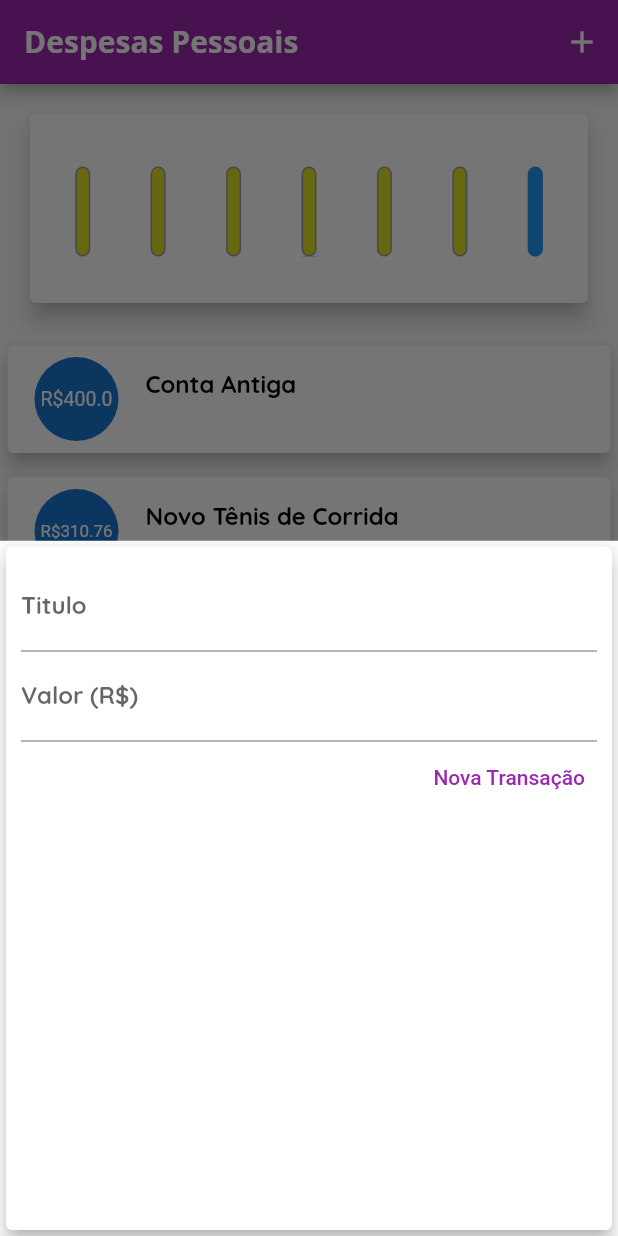
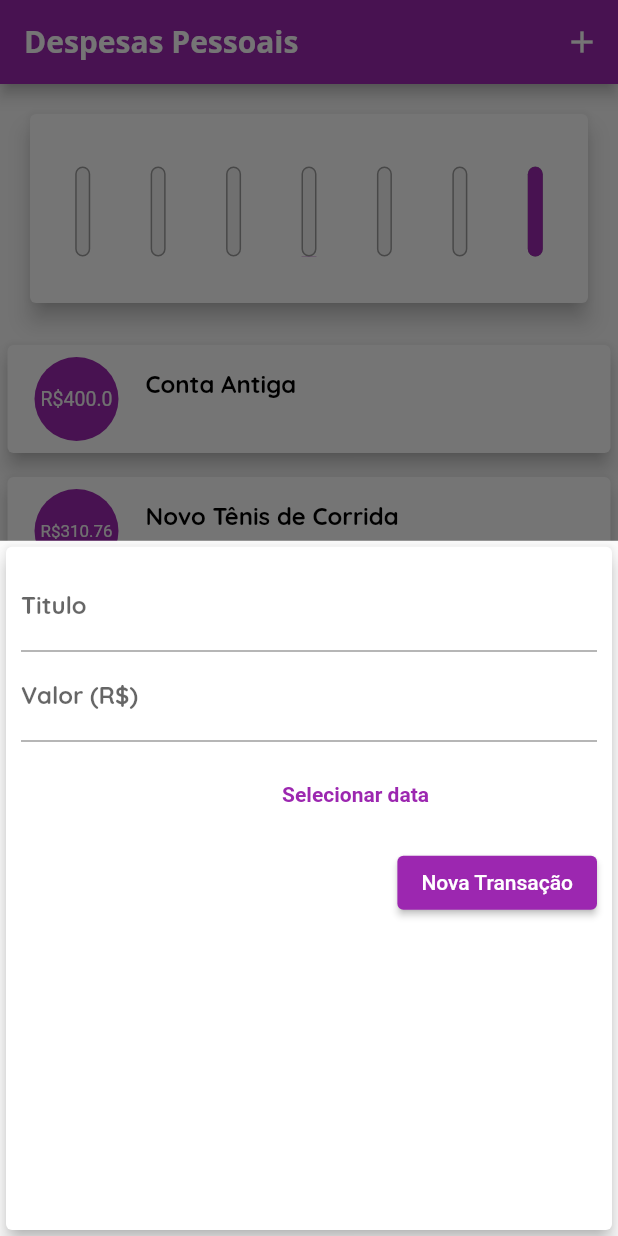
Before and after one commit to IsmaelDevMobile/expenses, a Flutter app: the screen it shows after launch, after a tap on the "add" icon, on a phone screen of 412 x 824 dp. Run offline on Flutter 3.47's test engine with Material 2 defaults, Android fonts, the phone set to English and light mode, and no system bars.

Commit message:
preparando formulário

```diff
--- a/lib/widgets/chart_bar.dart
+++ b/lib/widgets/chart_bar.dart
@@ -16,14 +16,14 @@ class ChartBar extends StatelessWidget {
   Widget build(BuildContext context) {
     return Column(
       children: <Widget>[
-        Container(
+        SizedBox(
           height: 20,
           child: FittedBox(
-            child: Text('${value.toStringAsFixed(2)}'),
+            child: Text(value.toStringAsFixed(2)),
           ),
         ),
         const SizedBox(height: 5),
-        Container(
+        SizedBox(
           height: 60,
           width: 10,
           child: Stack(
@@ -32,10 +32,10 @@ class ChartBar extends StatelessWidget {
               Container(
                 decoration: BoxDecoration(
                   border: Border.all(
-                    color: Color.fromRGBO(158, 158, 158, 1),
+                    color: const Color.fromRGBO(158, 158, 158, 1),
                     width: 1.0,
                   ),
-                  color: Color.fromARGB(220, 220, 220, 1),
+                  color: Colors.grey.shade100,
                   borderRadius: BorderRadius.circular(5),
                 ),
               ),
@@ -43,7 +43,7 @@ class ChartBar extends StatelessWidget {
                 heightFactor: percentage,
                 child: Container(
                   decoration: BoxDecoration(
-                    color: Theme.of(context).primaryColor,
+                    color: Theme.of(context).colorScheme.primary,
                     borderRadius: BorderRadius.circular(5),
                   ),
                 ),
--- a/lib/widgets/transaction_form.dart
+++ b/lib/widgets/transaction_form.dart
@@ -44,15 +44,38 @@ class TransactionForm extends StatelessWidget {
                 labelText: 'Valor (R\$)',
               ),
             ),
+            SizedBox(
+              height: 70,
+              child: Row(
+                children: <Widget>[
+                  const Text('Nenhum data selecionada!'),
+                  TextButton(
+                    child: Text(
+                      'Selecionar data',
+                      style: TextStyle(
+                        fontWeight: FontWeight.bold,
+                        color: Theme.of(context).colorScheme.primary,
+                      ),
+                    ),
+                    onPressed: () {},
+                  )
+                ],
+              ),
+            ),
             Row(
               mainAxisAlignment: MainAxisAlignment.end,
               children: [
-                TextButton(
+                ElevatedButton(
                   onPressed: _submitForm,
                   style: TextButton.styleFrom(
                     foregroundColor: Colors.purple,
                   ),
-                  child: const Text('Nova Transação'),
+                  child: const Text(
+                    'Nova Transação',
+                    style: TextStyle(
+                      color: Colors.white,
+                    ),
+                  ),
                 ),
               ],
             ),
--- a/lib/widgets/transaction_list.dart
+++ b/lib/widgets/transaction_list.dart
@@ -42,17 +42,23 @@ class TransactionList extends StatelessWidget {
                 final tr = transactions[index];
                 return Card(
                   elevation: 5,
-                  margin: EdgeInsets.symmetric(
+                  margin: const EdgeInsets.symmetric(
                     vertical: 8,
                     horizontal: 5,
                   ),
                   child: ListTile(
                     leading: CircleAvatar(
+                      backgroundColor: Theme.of(context).colorScheme.primary,
                       radius: 30,
                       child: Padding(
                         padding: const EdgeInsets.all(6),
                         child: FittedBox(
-                          child: Text('R\$${tr.value}'),
+                          child: Text(
+                            'R\$${tr.value}',
+                            style: TextStyle(
+                              color: Colors.grey.shade100,
+                            ),
+                          ),
                         ),
                       ),
                     ),
```
